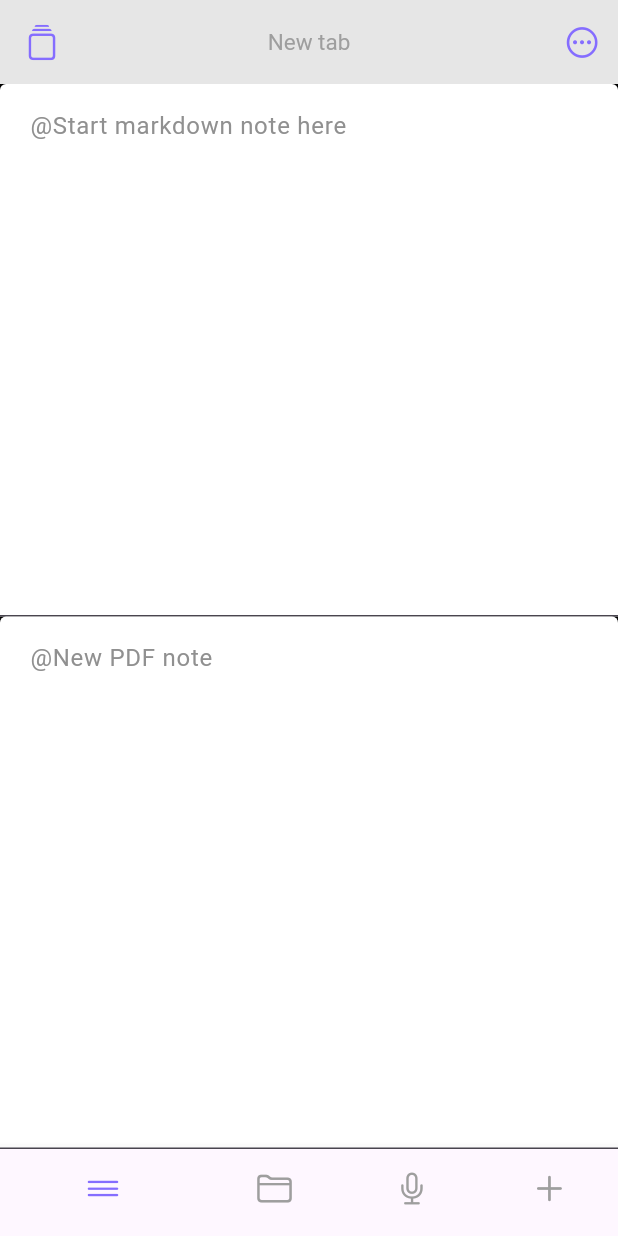
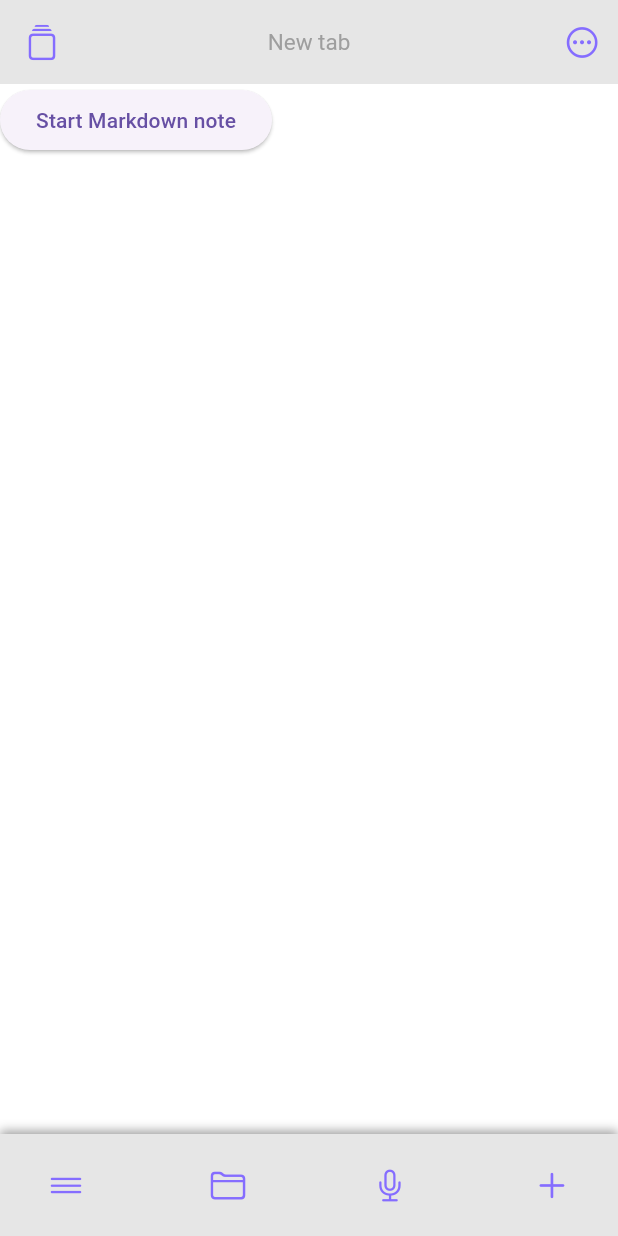
Before and after one commit to Thanhfdq/pdf-note, a Flutter app: the screen it shows after launch, on a phone screen of 412 x 824 dp. Run offline on Flutter 3.47's test engine with Material 3 defaults, Android fonts, the light colour scheme and no system bars; our stand-ins replace flutter_markdown.

Commit message:
Reading markdown mode.

```diff
--- a/lib/main.dart
+++ b/lib/main.dart
@@ -34,27 +34,63 @@ class MyHomePage extends StatefulWidget {
 }
 
 class _MyHomePageState extends State<MyHomePage> {
-  bool isFirstFieldFocused = false;
-  bool isSecondFieldFocused = false;
-  bool isMarkdownRendered = false; // To track if markdown should be displayed
+  bool _isMarkdownFieldFocused = false;
+  bool _isPdfFieldFocused = false;
+  bool _showMarkdown = false; // To track if markdown should be displayed
 
-  final TextEditingController firstController = TextEditingController();
-  final TextEditingController secondController = TextEditingController();
-  String markdownContent =
-      "# This is the title"; // Store content to render as markdown
+  final TextEditingController _markdownFieldController =
+      TextEditingController();
+  final TextEditingController _pdfFieldController = TextEditingController();
+  String _markdownFieldContent = ""; // Store content to render as markdown
 
   @override
   void dispose() {
     // Clean up controllers when the widget is disposed.
-    firstController.dispose();
-    secondController.dispose();
+    _markdownFieldController.dispose();
+    _pdfFieldController.dispose();
     super.dispose();
+  }
+
+  void _startMarkdown() {
+    setState(() {
+      _isMarkdownFieldFocused = true;
+      _showMarkdown = false;
+    });
+  }
+
+  void _showCommandPalette() {}
+  void _openFile() {}
+  void _startRecord() {}
+
+  void _newTab() {}
+  void _toggleMarkdownView() {
+    if (_isMarkdownFieldFocused) {
+      setState(() {
+        _showMarkdown = !_showMarkdown;
+      });
+      if(!_showMarkdown){
+        _markdownFieldController.text = _markdownFieldContent;
+      }
+    }
+  }
+
+  void _attachFile() {}
+
+  void _undoOfMarkdown() {}
+
+  void _redoOfMarkdown() {}
+
+  @override
+  void initState() {
+    super.initState();
+    // Set the initial text
+    _markdownFieldController.text = "";
   }
 
   @override
   Widget build(BuildContext context) {
     return Scaffold(
-      backgroundColor: Colors.black,
+      backgroundColor: Colors.white,
       appBar: AppBar(
         elevation: 0,
         backgroundColor: const Color(0xFFE6E6E6),
@@ -76,177 +112,120 @@ class _MyHomePageState extends State<MyHomePage> {
           ),
         ],
       ),
-      body: Column(
-        children: [
-          // If markdown is rendered, display it, otherwise show the TextFields
-          isMarkdownRendered
-              ? Expanded(
-                  child: Markdown(
-                    data: markdownContent, // Render the markdown content
+      body: _isMarkdownFieldFocused
+          ? (_showMarkdown
+              ? Markdown(
+                  data: _markdownFieldContent,
+                  styleSheet: MarkdownStyleSheet(
+                    p: const TextStyle(fontSize: 18),
                   ),
                 )
-              : Expanded(
-                  child: Focus(
-                    onFocusChange: (hasFocus) {
+              : Padding(
+                  padding: const EdgeInsets.all(8.0),
+                  child: TextField(
+                    controller: _markdownFieldController,
+                    expands: true,
+                    maxLines: null,
+                    textAlignVertical: TextAlignVertical.top,
+                    decoration: const InputDecoration(
+                      hintText: 'Write your markdown text here...',
+                      filled: true,
+                      fillColor: Colors.white,
+                      focusColor: Colors.white,
+                      hoverColor: Colors.white,
+                      border: InputBorder.none
+                    ),
+                    onChanged: (value) {
                       setState(() {
-                        isFirstFieldFocused = hasFocus;
-                        if (hasFocus) {
-                          isSecondFieldFocused = false; // Hide second field
-                        }
-                      });
-                    },
-                    child: Visibility(
-                      visible: !isSecondFieldFocused,
-                      child: TextField(
-                        controller: firstController,
-                        expands:
-                            true, // Allows the TextField to expand to fill the space
-                        maxLines: null, // No line limit
-                        minLines: null, // Adjust automatically
-                        decoration: const InputDecoration(
-                            hintText: "@Start markdown note here",
-                            hintStyle: TextStyle(color: Color(0xFF909090)),
-                            contentPadding: EdgeInsets.all(16), // Add padding
-                            filled: true,
-                            fillColor: Color(0xFFFFFFFF)),
-                        onTap: () {
-                          setState(() {
-                            isFirstFieldFocused = true;
-                            isSecondFieldFocused = false; // Hide second field
+                        _markdownFieldContent = value;
                       });
                     },
                   ),
+                ))
+          : ElevatedButton(
+              onPressed: _startMarkdown,
+              child: const Text("Start Markdown note")),
+
+      // Bottom Navigation Bar
+      bottomNavigationBar: _isMarkdownFieldFocused
+          ? Container(
+              padding: const EdgeInsets.symmetric(vertical: 10, horizontal: 20),
+              decoration: const BoxDecoration(
+                  color: Color(0xFFE6E6E6),
+                  boxShadow: [
+                    BoxShadow(
+                        blurRadius: 5,
+                        color: Colors.grey,
+                        offset: Offset(0, -2))
+                  ]),
+              child: Row(
+                mainAxisAlignment: MainAxisAlignment.spaceBetween,
+                children: [
+                  IconButton(
+                    onPressed: _showCommandPalette,
+                    icon: const Icon(
+                      CupertinoIcons.line_horizontal_3,
+                      color: Color(0xFF856DFF),
                     ),
                   ),
+                  IconButton(
+                    onPressed: () => _toggleMarkdownView(),
+                    icon: Icon(_showMarkdown?CupertinoIcons.pencil:CupertinoIcons.book,
+                        color: Color(0xFF856DFF)),
                   ),
-          Expanded(
-            child: Focus(
-              onFocusChange: (hasFocus) {
-                setState(() {
-                  isSecondFieldFocused = hasFocus;
-                  if (hasFocus) {
-                    isFirstFieldFocused = false; // Hide first field
-                  }
-                });
-              },
-              child: Visibility(
-                visible: !isFirstFieldFocused,
-                child: TextField(
-                  controller: secondController,
-                  expands:
-                      true, // Allows the TextField to expand to fill the space
-                  maxLines: null, // No line limit
-                  minLines: null, // Adjust automatically
-                  decoration: const InputDecoration(
-                      hintText: "@New PDF note",
-                      hintStyle: TextStyle(color: Color(0xFF909090)),
-                      contentPadding: EdgeInsets.all(16), // Add padding
-                      filled: true,
-                      fillColor: Color(0xFFFFFFFF)),
-                  onTap: () {
-                    setState(() {
-                      isSecondFieldFocused = true;
-                      isFirstFieldFocused = false; // Hide first field
-                    });
-                  },
+                  IconButton(
+                    onPressed: _attachFile,
+                    icon: const Icon(CupertinoIcons.paperclip,
+                        color: Color(0xFF856DFF)),
                   ),
+                  IconButton(
+                    onPressed: _undoOfMarkdown,
+                    icon: const Icon(CupertinoIcons.arrow_turn_up_left,
+                        color: Color(0xFF856DFF)),
                   ),
-            ),
+                  IconButton(
+                    onPressed: _redoOfMarkdown,
+                    icon: const Icon(CupertinoIcons.arrow_turn_up_right,
+                        color: Color(0xFF856DFF)),
                   ),
                 ],
+              ))
+          : Container(
+              padding: const EdgeInsets.symmetric(vertical: 10, horizontal: 20),
+              decoration: const BoxDecoration(
+                  color: Color(0xFFE6E6E6),
+                  boxShadow: [
+                    BoxShadow(
+                        blurRadius: 5,
+                        color: Colors.grey,
+                        offset: Offset(0, -2))
+                  ]),
+              child: Row(
+                mainAxisAlignment: MainAxisAlignment.spaceBetween,
+                children: [
+                  IconButton(
+                    onPressed: _showCommandPalette,
+                    icon: const Icon(CupertinoIcons.line_horizontal_3,
+                        color: Color(0xFF856DFF)),
                   ),
-      // Bottom Navigation Bar
-      bottomNavigationBar: isFirstFieldFocused
-          ? BottomNavigationBar(
-              backgroundColor: const Color.fromARGB(255, 167, 89, 89),
-              selectedItemColor: const Color(0xFF856DFF),
-              unselectedItemColor: Colors.grey,
-              showSelectedLabels: false,
-              showUnselectedLabels: false,
-              items: const [
-                BottomNavigationBarItem(
-                  icon: Icon(CupertinoIcons.line_horizontal_3),
-                  label: 'Menu',
+                  IconButton(
+                    onPressed: _openFile,
+                    icon: const Icon(CupertinoIcons.folder,
+                        color: Color(0xFF856DFF)),
                   ),
-                BottomNavigationBarItem(
-                  icon: Icon(CupertinoIcons.paperclip),
-                  label: 'Attach',
+                  IconButton(
+                    onPressed: _startRecord,
+                    icon: const Icon(CupertinoIcons.mic,
+                        color: Color(0xFF856DFF)),
                   ),
-                BottomNavigationBarItem(
-                  icon: Icon(CupertinoIcons.book),
-                  label: 'Book',
+                  IconButton(
+                    onPressed: _newTab,
+                    icon: const Icon(CupertinoIcons.add,
+                        color: Color(0xFF856DFF)),
+                  )
+                ],
               ),
-                BottomNavigationBarItem(
-                  icon: Icon(CupertinoIcons.arrow_turn_up_left),
-                  label: 'Undo',
-                ),
-                BottomNavigationBarItem(
-                    icon: Icon(CupertinoIcons.arrow_turn_up_right),
-                    label: 'Redo'),
-              ],
-              onTap: (index) {
-                if (index == 2) {
-                  setState(() {
-                    markdownContent = firstController
-                        .text; // Save content from the first TextField
-                    isMarkdownRendered = true; // Render the markdown content
-                  });
-                }
-              },
-            )
-          : BottomNavigationBar(
-              backgroundColor: const Color.fromARGB(255, 167, 89, 89),
-              selectedItemColor: const Color(0xFF856DFF),
-              unselectedItemColor: Colors.grey,
-              showSelectedLabels: false,
-              showUnselectedLabels: false,
-              items: const [
-                BottomNavigationBarItem(
-                  icon: Icon(CupertinoIcons.line_horizontal_3),
-                  label: 'Home',
-                ),
-                BottomNavigationBarItem(
-                  icon: Icon(CupertinoIcons.folder_open),
-                  label: 'Open',
-                ),
-                BottomNavigationBarItem(
-                  icon: Icon(CupertinoIcons.mic),
-                  label: 'Record',
-                ),
-                BottomNavigationBarItem(
-                  icon: Icon(CupertinoIcons.add),
-                  label: 'Add Tab',
-                ),
-              ],
             ),
     );
   }
 }
-
-class NoteCard extends StatelessWidget {
-  final String placeholder;
-
-  const NoteCard({super.key, required this.placeholder});
-
-  @override
-  Widget build(BuildContext context) {
-    return Container(
-      decoration: BoxDecoration(
-        borderRadius: BorderRadius.circular(12),
-        color: Colors.grey[200],
-        boxShadow: [
-          BoxShadow(
-            color: Colors.grey.withOpacity(0.2),
-            blurRadius: 8,
-            offset: const Offset(0, 4),
-          ),
-        ],
-      ),
-      padding: const EdgeInsets.all(16),
-      child: Text(
-        placeholder,
-        style: const TextStyle(color: Colors.grey),
-      ),
-    );
-  }
-}
```
Lines whose indentation alone changed are shown as unchanged.
